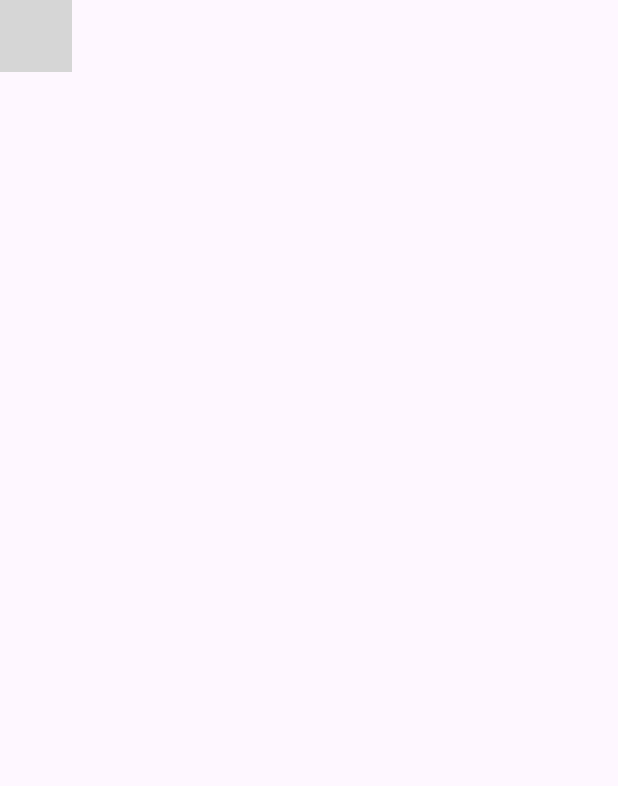
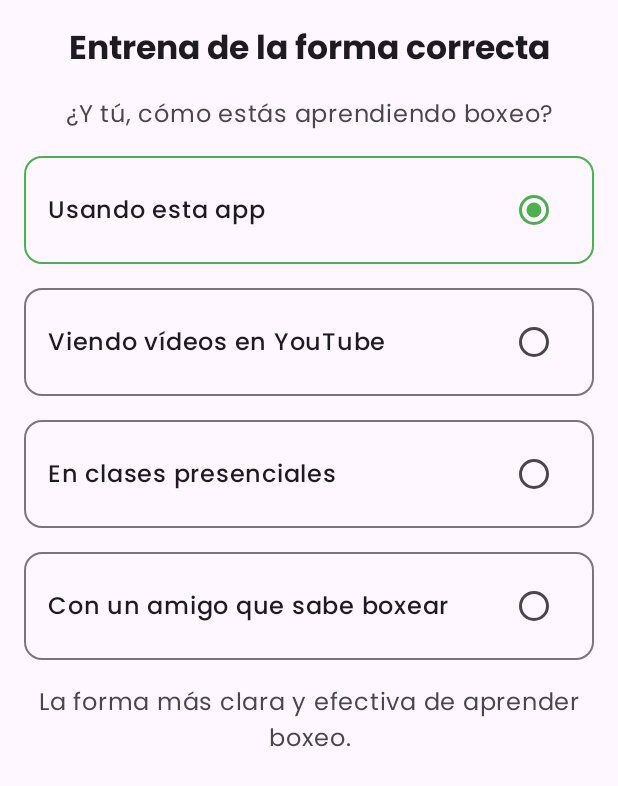
Before and after one commit to JesusKrastev/LearnBoxing, an Android app built with Jetpack Compose: the screen it shows after launch (MainActivity), on a phone screen of 412 x 824 dp. Shown: the top 786 px of the screen. Run offline under Robolectric (Android 15) with nearby library versions, the phone set to English and light mode, and no system bars; grey boxes are pictures that could not be loaded.

Commit message:
Feat: Add Quiz Screen
This commit introduces the `QuizScreen` composable, which displays a set of multiple-choice questions for the user.

**Key features:**
- **Title, Subtitle, and Description:** Provides context for the quiz.
- **OptionCard:** Displays each question option with a radio button for selection.
- **Dynamic Styling:** Selected options are highlighted with a green border and checkmark.
- **LazyColumn:** Efficiently displays the list of options.

**MainActivity Update:**
- The `MainActivity` now displays the `QuizScreen` instead of the `ExperienceScreen`.

```diff
--- a/app/src/main/java/com/jesuskrastev/learnboxing/MainActivity.kt
+++ b/app/src/main/java/com/jesuskrastev/learnboxing/MainActivity.kt
@@ -4,17 +4,12 @@ import android.os.Bundle
 import androidx.activity.ComponentActivity
 import androidx.activity.compose.setContent
 import androidx.activity.enableEdgeToEdge
-import androidx.compose.foundation.background
 import androidx.compose.foundation.layout.fillMaxSize
 import androidx.compose.foundation.layout.padding
 import androidx.compose.material3.Scaffold
-import androidx.compose.material3.Surface
-import androidx.compose.material3.Text
-import androidx.compose.runtime.Composable
 import androidx.compose.ui.Modifier
-import androidx.compose.ui.tooling.preview.Preview
 import androidx.core.splashscreen.SplashScreen.Companion.installSplashScreen
-import com.jesuskrastev.learnboxing.features.onboarding.presentation.experience.ExperienceScreen
+import com.jesuskrastev.learnboxing.features.onboarding.presentation.quiz.QuizScreen
 import com.jesuskrastev.learnboxing.ui.theme.LearnBoxingTheme
 
 class MainActivity : ComponentActivity() {
@@ -27,9 +22,8 @@ class MainActivity : ComponentActivity() {
                 Scaffold(
                     modifier = Modifier.fillMaxSize()
                 ) { innerPadding ->
-                    ExperienceScreen(
-                        modifier = Modifier
-                            .padding(innerPadding)
+                    QuizScreen(
+                        modifier = Modifier.padding(innerPadding)
                     )
                 }
             }
--- /dev/null
+++ b/app/src/main/java/com/jesuskrastev/learnboxing/features/onboarding/presentation/quiz/QuizScreen.kt
@@ -0,0 +1,189 @@
+package com.jesuskrastev.learnboxing.features.onboarding.presentation.quiz
+
+import androidx.compose.foundation.border
+import androidx.compose.foundation.clickable
+import androidx.compose.foundation.layout.Arrangement
+import androidx.compose.foundation.layout.Column
+import androidx.compose.foundation.layout.Row
+import androidx.compose.foundation.layout.fillMaxSize
+import androidx.compose.foundation.layout.fillMaxWidth
+import androidx.compose.foundation.layout.padding
+import androidx.compose.foundation.lazy.LazyColumn
+import androidx.compose.foundation.lazy.items
+import androidx.compose.foundation.shape.RoundedCornerShape
+import androidx.compose.material.icons.Icons
+import androidx.compose.material.icons.filled.CheckCircle
+import androidx.compose.material3.Icon
+import androidx.compose.material3.MaterialTheme
+import androidx.compose.material3.RadioButton
+import androidx.compose.material3.RadioButtonDefaults
+import androidx.compose.material3.Text
+import androidx.compose.runtime.Composable
+import androidx.compose.runtime.Immutable
+import androidx.compose.ui.Alignment
+import androidx.compose.ui.Modifier
+import androidx.compose.ui.graphics.Color
+import androidx.compose.ui.text.font.FontWeight
+import androidx.compose.ui.text.style.TextAlign
+import androidx.compose.ui.unit.dp
+
+@Composable
+fun Title(
+    modifier: Modifier = Modifier,
+) {
+    Text(
+        modifier = modifier,
+        text = "Entrena de la forma correcta",
+        style = MaterialTheme.typography.titleLarge,
+        fontWeight = FontWeight.Bold,
+    )
+}
+
+@Composable
+fun Subtitle(
+    modifier: Modifier = Modifier,
+) {
+    Text(
+        modifier = modifier,
+        text = "¿Y tú, cómo estás aprendiendo boxeo?",
+        textAlign = TextAlign.Center,
+        color = MaterialTheme.colorScheme.onSurfaceVariant,
+    )
+}
+
+@Composable
+fun Description(
+    modifier: Modifier = Modifier,
+) {
+    Text(
+        modifier = modifier,
+        text = "La forma más clara y efectiva de aprender boxeo.",
+        textAlign = TextAlign.Center,
+        color = MaterialTheme.colorScheme.onSurfaceVariant,
+    )
+}
+
+@Composable
+fun OptionCard(
+    text: String,
+    selected: Boolean,
+) {
+    Row(
+        modifier = Modifier
+            .fillMaxWidth()
+            .border(
+                width = 1.dp,
+                color = if (selected) Color(0xFF4CAF50) else MaterialTheme.colorScheme.outline,
+                shape = RoundedCornerShape(12.dp)
+            ),
+        horizontalArrangement = Arrangement.SpaceBetween,
+        verticalAlignment = Alignment.CenterVertically,
+    ) {
+        OptionDetails(
+            text = text,
+            selected = selected,
+        )
+    }
+}
+
+@Composable
+fun OptionDetails(
+    modifier: Modifier = Modifier,
+    text: String,
+    selected: Boolean,
+) {
+    Row(
+        modifier = modifier
+            .fillMaxWidth()
+            .padding(
+                vertical = 12.dp,
+                horizontal = 16.dp,
+            ),
+        horizontalArrangement = Arrangement.SpaceBetween,
+        verticalAlignment = Alignment.CenterVertically,
+    ) {
+        OptionLabel(
+            modifier = Modifier.weight(1f),
+            text = text,
+        )
+        OptionRadioButton(
+            selected = selected,
+        )
+    }
+}
+
+@Composable
+fun OptionRadioButton(
+    modifier: Modifier = Modifier,
+    selected: Boolean,
+) {
+    RadioButton(
+        modifier = modifier,
+        colors = RadioButtonDefaults.colors(
+            selectedColor = Color(0xFF4CAF50),
+        ),
+        selected = selected,
+        onClick = {},
+    )
+}
+
+@Composable
+fun OptionLabel(
+    modifier: Modifier = Modifier,
+    text: String,
+) {
+    Text(
+        modifier = modifier,
+        text = text,
+        fontWeight = FontWeight.Medium,
+        style = MaterialTheme.typography.bodyLarge,
+    )
+}
+
+@Composable
+fun Options(
+    modifier: Modifier = Modifier,
+) {
+    @Immutable
+    data class OptionState(
+        val text: String,
+        val selected: Boolean,
+    )
+
+    val options = listOf(
+        OptionState(text = "Usando esta app", selected = true),
+        OptionState(text = "Viendo vídeos en YouTube", selected = false),
+        OptionState(text = "En clases presenciales", selected = false),
+        OptionState(text = "Con un amigo que sabe boxear", selected = false),
+    )
+
+    LazyColumn(
+        modifier = modifier,
+        verticalArrangement = Arrangement.spacedBy(16.dp),
+    ) {
+        items(options) { option ->
+            OptionCard(
+                text = option.text,
+                selected = option.selected,
+            )
+        }
+    }
+}
+
+@Composable
+fun QuizScreen(
+    modifier: Modifier = Modifier,
+) {
+    Column(
+        modifier = modifier
+            .fillMaxSize()
+            .padding(16.dp),
+        horizontalAlignment = Alignment.CenterHorizontally,
+        verticalArrangement = Arrangement.spacedBy(16.dp),
+    ) {
+        Title()
+        Subtitle()
+        Options()
+        Description()
+    }
+}
```
